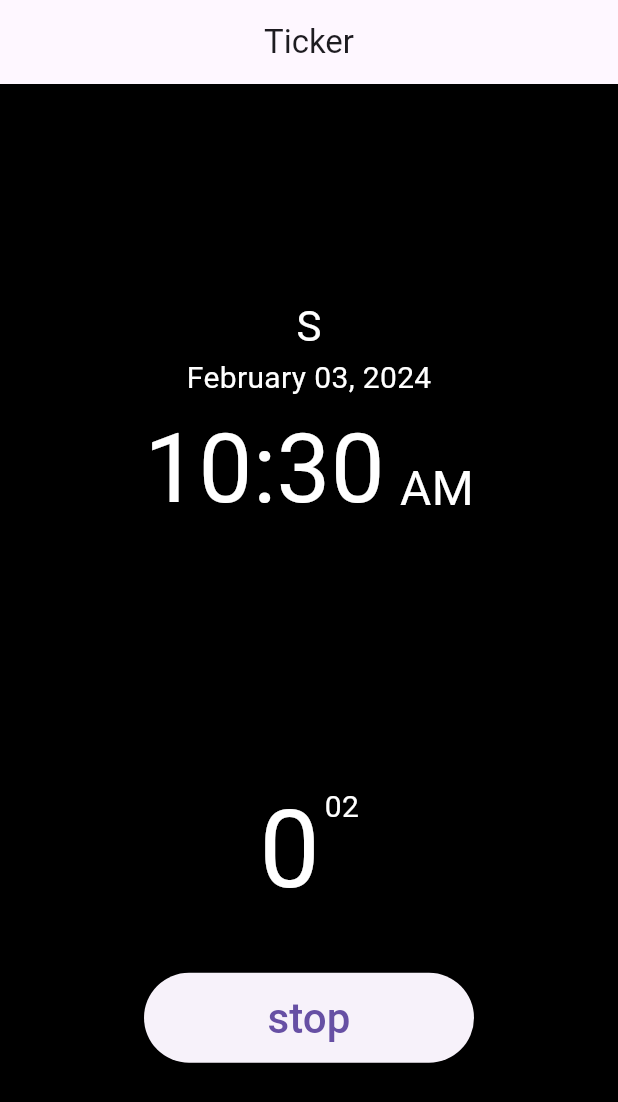
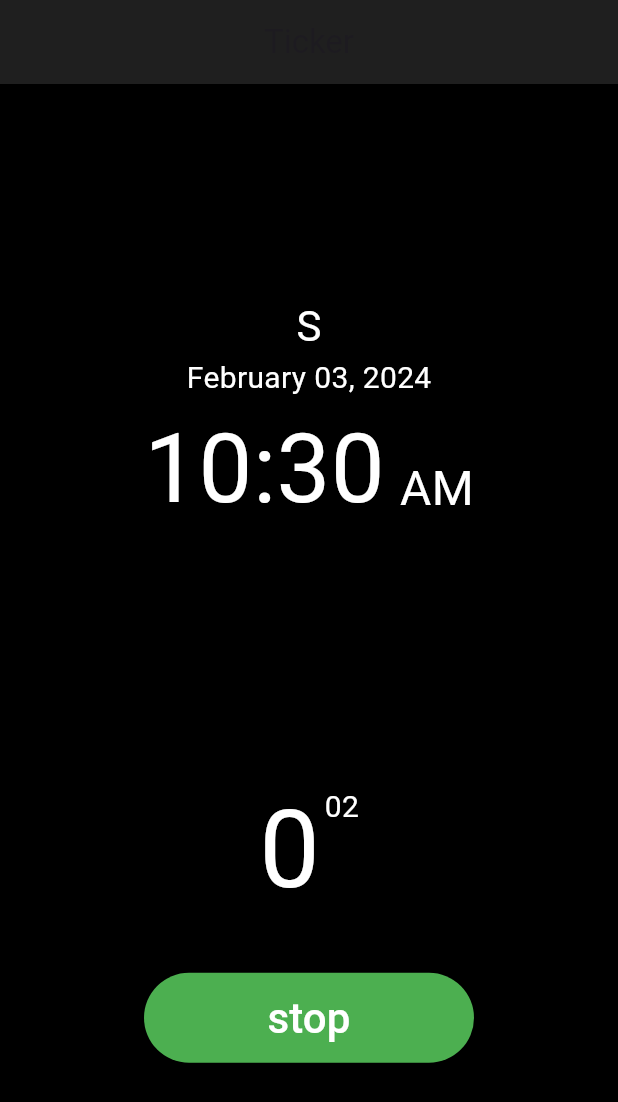
Before and after one commit to mattgwriter7/flutt_ticker, a Flutter app: the screen it shows after launch, after a tap on "start", on a phone screen of 412 x 824 dp. Shown: the top 1102 px of the screen. Run offline on Flutter 3.47's test engine with Material 3 defaults, Android fonts, the phone set to English and light mode, and no system bars.

Commit message:
new color theme

```diff
--- a/lib/classes/Config.dart
+++ b/lib/classes/Config.dart
@@ -9,8 +9,8 @@ import 'package:flutter/material.dart';
 
 class Config {
 
-  static const  String    app_name                  = "flutt_start_3";
-  static const  String    app_version               = "1.0.alpha";
+  static const  String    app_name                  = "flutt_ticker";
+  static const  String    app_version               = "1.01.alpha";
 
   //  timeouts and delays
   static int              server_timeout            = 10;     // seconds
--- a/lib/pages/Start_Page.dart
+++ b/lib/pages/Start_Page.dart
@@ -22,6 +22,8 @@ class _Start_PageState extends State<Start_Page> {
   // (this page) variables
   final String filename = 'Start_Page.dart';
   static String _button_label = 'start';
+  static Color _button_color = Colors.white12;
+  static Color _button_label_color = Colors.white10;
 
   // (this page) init and dispose
   @override
@@ -67,6 +69,7 @@ class _Start_PageState extends State<Start_Page> {
             title: Text( 'Ticker' ),
             centerTitle: true,
             elevation: 0,
+            backgroundColor: Colors.white12,
           ),
           body: Container(
             width: double.infinity,
@@ -135,15 +138,24 @@ class _Start_PageState extends State<Start_Page> {
                                   context.read<Ticker>().startTimer();
                                   setState(() {
                                     _button_label = 'stop';
+                                    _button_color = Colors.green;
+                                    _button_label_color = Colors.white;
                                   });
                                 }
                                 else {
                                   context.read<Ticker>().stopTimer();
                                   setState(() {
                                     _button_label = 'start';
+                                    _button_color = Colors.white12;
+                                    _button_label_color = Colors.white10;
                                   });
                                 }
                               },
+                              // _button_color
+                              style: ElevatedButton.styleFrom(
+                                backgroundColor: _button_color,
+                                foregroundColor: _button_label_color,
+                              ),
                             ),
                           ),
                         ),
```
